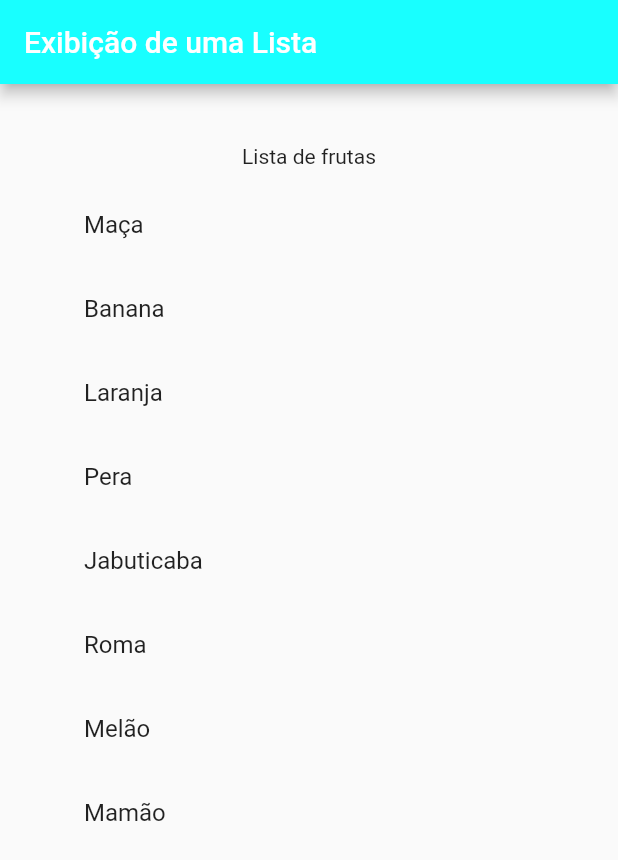
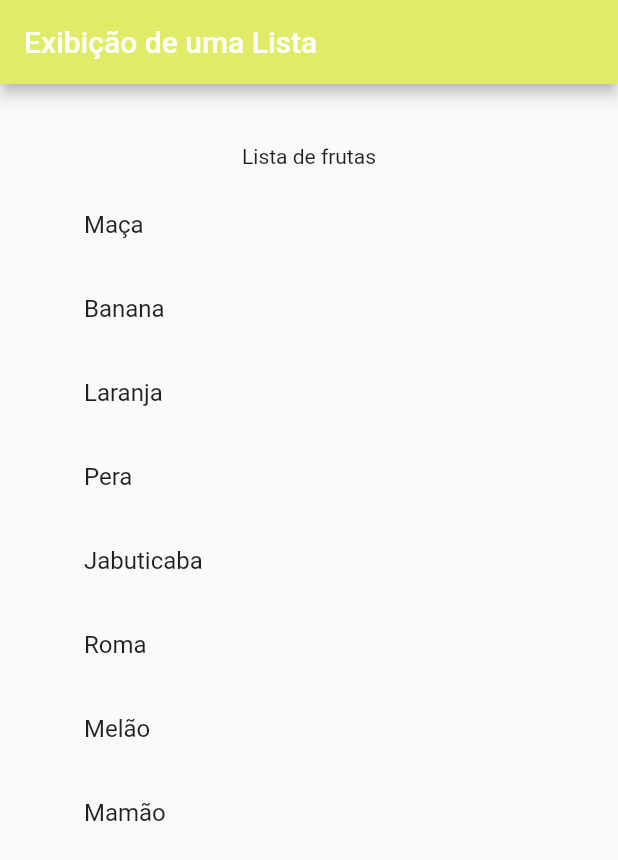
Before and after one commit to amalemida/mostrar_lista, a Flutter app: the screen it shows after launch, on a phone screen of 412 x 824 dp. Shown: the top 860 px of the screen. Run offline on Flutter 3.47's test engine with Material 2 defaults, Android fonts, the phone set to English and light mode, and no system bars.

Commit message:
Ajuste de cor

```diff
--- a/lib/main.dart
+++ b/lib/main.dart
@@ -21,7 +21,7 @@ List<String> frutas = ["Maça", "Banana", "Laranja", "Pera", "Jabuticaba", "Roma
     return Scaffold(
       appBar: AppBar(
         title: const Text("Exibição de uma Lista"),
-        backgroundColor: Colors.cyanAccent,
+        backgroundColor: Color.fromARGB(255, 224, 235, 103),
       ),
       body: Container(
         padding: const EdgeInsets.all(40),
```
